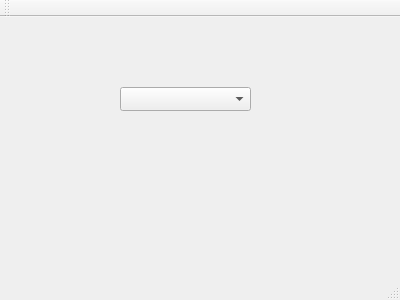
The window that EDCervezas/ventanaprincipal.ui (RARUTO21/EDProgra2) describes before a commit, drawn with Qt 5.
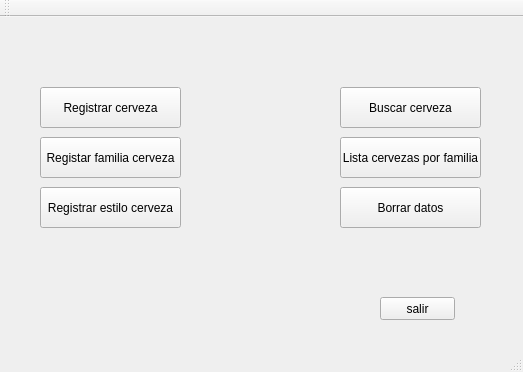
The same window after the commit.

Diff of the .ui file:
```diff
--- a/EDCervezas/ventanaprincipal.ui
+++ b/EDCervezas/ventanaprincipal.ui
@@ -6,25 +6,103 @@
    <rect>
     <x>0</x>
     <y>0</y>
-    <width>400</width>
-    <height>300</height>
+    <width>523</width>
+    <height>372</height>
    </rect>
   </property>
   <property name="windowTitle">
    <string>VentanaPrincipal</string>
   </property>
   <widget class="QWidget" name="centralWidget">
-   <widget class="QComboBox" name="comboBox">
+   <widget class="QPushButton" name="btnRegCerveza">
     <property name="geometry">
      <rect>
-      <x>120</x>
+      <x>40</x>
       <y>70</y>
-      <width>131</width>
-      <height>24</height>
+      <width>141</width>
+      <height>41</height>
      </rect>
     </property>
-    <property name="currentText">
-     <string/>
+    <property name="text">
+     <string>Registrar cerveza</string>
+    </property>
+   </widget>
+   <widget class="QPushButton" name="btnsalir">
+    <property name="geometry">
+     <rect>
+      <x>380</x>
+      <y>280</y>
+      <width>75</width>
+      <height>23</height>
+     </rect>
+    </property>
+    <property name="text">
+     <string>salir</string>
+    </property>
+   </widget>
+   <widget class="QPushButton" name="btnRegFamilia">
+    <property name="geometry">
+     <rect>
+      <x>40</x>
+      <y>120</y>
+      <width>141</width>
+      <height>41</height>
+     </rect>
+    </property>
+    <property name="text">
+     <string>Registar familia cerveza</string>
+    </property>
+   </widget>
+   <widget class="QPushButton" name="btnRegEstilo">
+    <property name="geometry">
+     <rect>
+      <x>40</x>
+      <y>170</y>
+      <width>141</width>
+      <height>41</height>
+     </rect>
+    </property>
+    <property name="text">
+     <string>Registrar estilo cerveza</string>
+    </property>
+   </widget>
+   <widget class="QPushButton" name="btnBuscarCerveza">
+    <property name="geometry">
+     <rect>
+      <x>340</x>
+      <y>70</y>
+      <width>141</width>
+      <height>41</height>
+     </rect>
+    </property>
+    <property name="text">
+     <string>Buscar cerveza</string>
+    </property>
+   </widget>
+   <widget class="QPushButton" name="btnListaCervezas">
+    <property name="geometry">
+     <rect>
+      <x>340</x>
+      <y>120</y>
+      <width>141</width>
+      <height>41</height>
+     </rect>
+    </property>
+    <property name="text">
+     <string>Lista cervezas por familia</string>
+    </property>
+   </widget>
+   <widget class="QPushButton" name="btnBorrarDatos">
+    <property name="geometry">
+     <rect>
+      <x>340</x>
+      <y>170</y>
+      <width>141</width>
+      <height>41</height>
+     </rect>
+    </property>
+    <property name="text">
+     <string>Borrar datos</string>
     </property>
    </widget>
   </widget>
```
Left out of the diff: 4 changed lines with no effect on the pictures.
